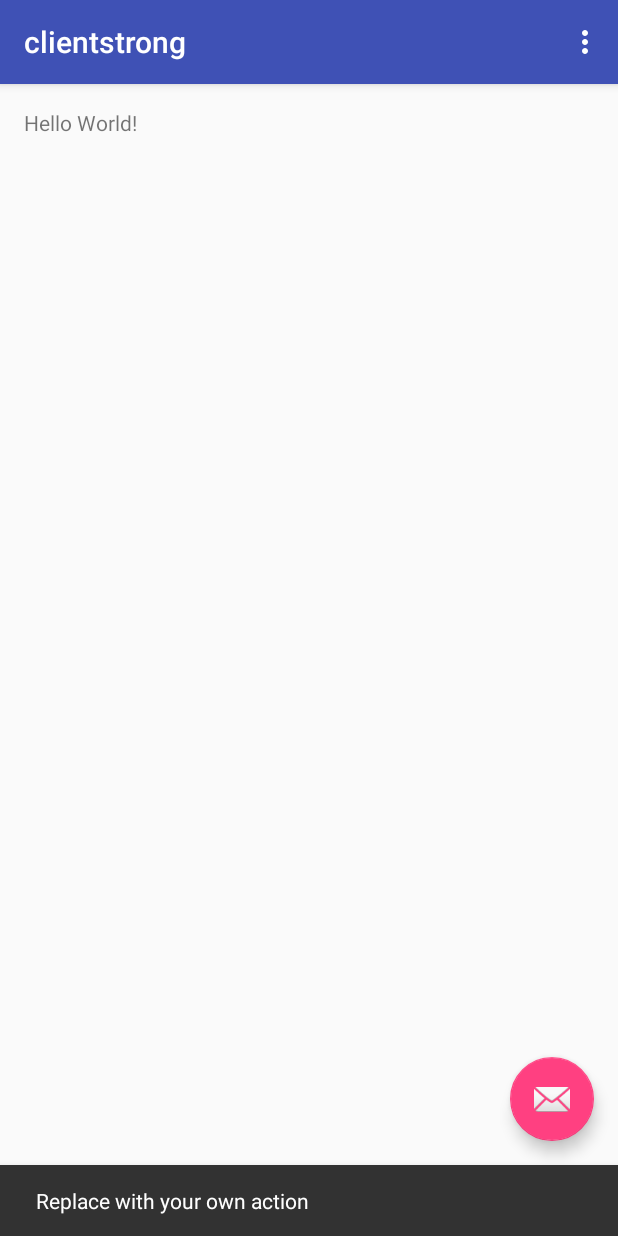
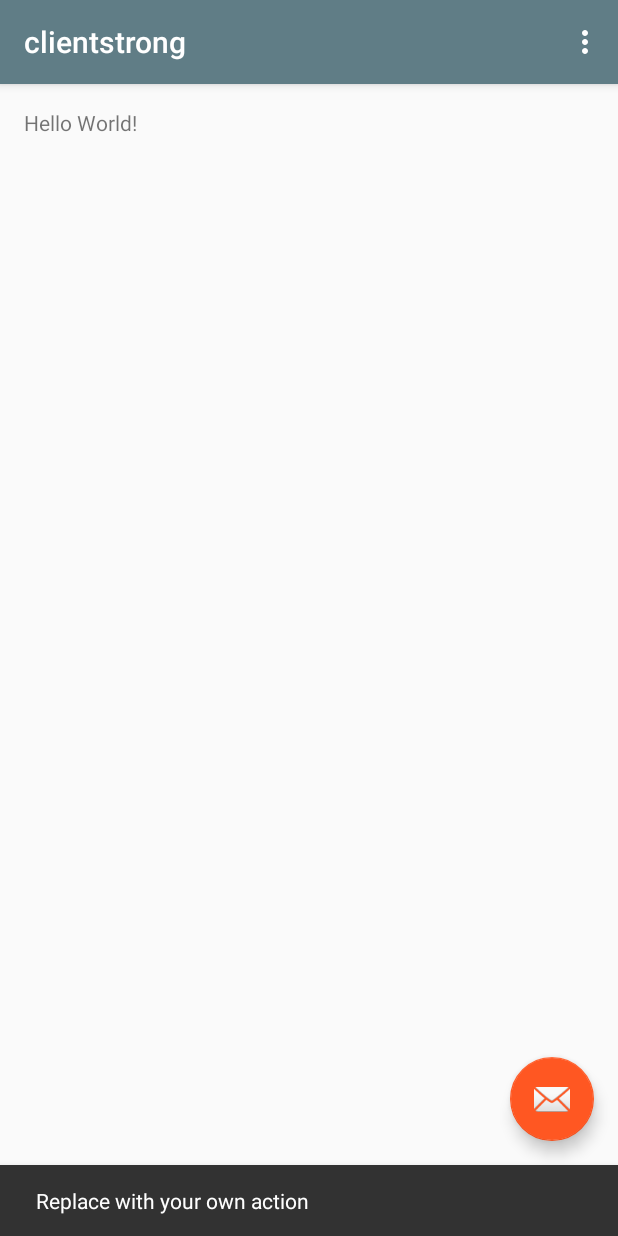
Before and after one commit to ClientStrong/Android, an Android app: the screen it shows after launch (MainActivity), after a tap on an icon or button, on a phone screen of 412 x 824 dp. Run offline under Robolectric (Android 15) with nearby library versions, the phone set to English and light mode, and no system bars.

Commit message:
launcher, colors

```diff
--- a/clientstrong/app/src/main/res/values/colors.xml
+++ b/clientstrong/app/src/main/res/values/colors.xml
@@ -1,6 +1,11 @@
 <?xml version="1.0" encoding="utf-8"?>
 <resources>
-    <color name="colorPrimary">#3F51B5</color>
-    <color name="colorPrimaryDark">#303F9F</color>
-    <color name="colorAccent">#FF4081</color>
+    <color name="colorPrimaryDark">#455A64</color>
+    <color name="colorPrimary">#607D86</color>
+    <color name="colorPrimaryLight">#CFD8DC</color>
+    <color name="colorTextIcons">#FFFFFF</color>
+    <color name="colorAccent">#FF5722</color>
+    <color name="colorPrimaryText">#212121</color>
+    <color name="colorSecondaryText">#727272</color>
+    <color name="colorDivider">#B6B6B6</color>
 </resources>
--- a/clientstrong/app/src/main/res/values/styles.xml
+++ b/clientstrong/app/src/main/res/values/styles.xml
@@ -13,5 +13,4 @@
     </style>
     <style name="AppTheme.AppBarOverlay" parent="ThemeOverlay.AppCompat.Dark.ActionBar" />
     <style name="AppTheme.PopupOverlay" parent="ThemeOverlay.AppCompat.Light" />
-
 </resources>
```
Also changed, not shown: clientstrong/app/src/main/ic_launcher-web.png (added), clientstrong/app/src/main/res/mipmap-hdpi/ic_launcher.png, clientstrong/app/src/main/res/mipmap-mdpi/ic_launcher.png, clientstrong/app/src/main/res/mipmap-xhdpi/ic_launcher.png, clientstrong/app/src/main/res/mipmap-xxhdpi/ic_launcher.png, clientstrong/app/src/main/res/mipmap-xxxhdpi/ic_launcher.png, 1 other file.
